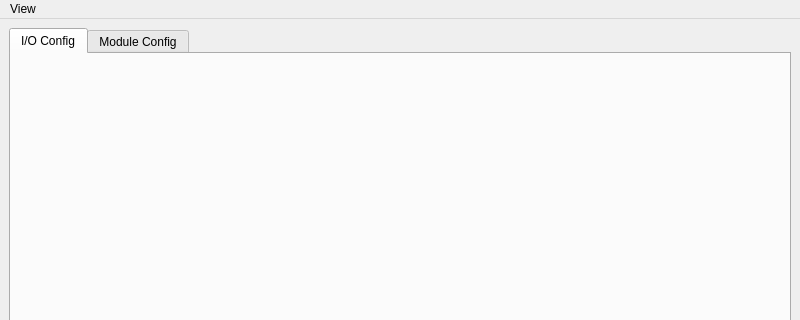
First picture: the form in script/verify_tool_app/ui/app_mainwindow.ui, repository FaiScofield/hwpq_verify, before the edit; both pictures show x 0 to 800 and y 0 to 320 of the 800 by 750 pixel window.
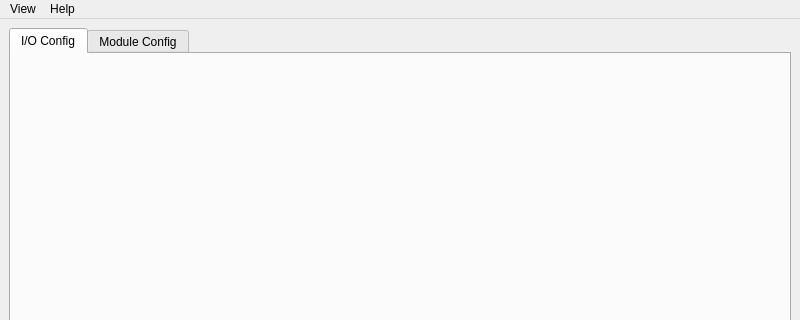
Second picture: the form after the edit.

```diff
--- a/script/verify_tool_app/ui/app_mainwindow.ui
+++ b/script/verify_tool_app/ui/app_mainwindow.ui
@@ -39,7 +39,7 @@
     <rect>
      <x>0</x>
      <y>0</y>
-     <width>463</width>
+     <width>800</width>
      <height>22</height>
     </rect>
    </property>
@@ -49,7 +49,15 @@
     </property>
     <addaction name="actionPreview"/>
    </widget>
+   <widget class="QMenu" name="menuAbout">
+    <property name="title">
+     <string>Help</string>
+    </property>
+    <addaction name="actionAbout_This_App"/>
+    <addaction name="actionAPP_LOG"/>
+   </widget>
    <addaction name="menuView_2"/>
+   <addaction name="menuAbout"/>
   </widget>
   <widget class="QStatusBar" name="statusbar"/>
   <action name="actionPreview">
```
Left out of the diff: 14 changed lines with no effect on the pictures.
